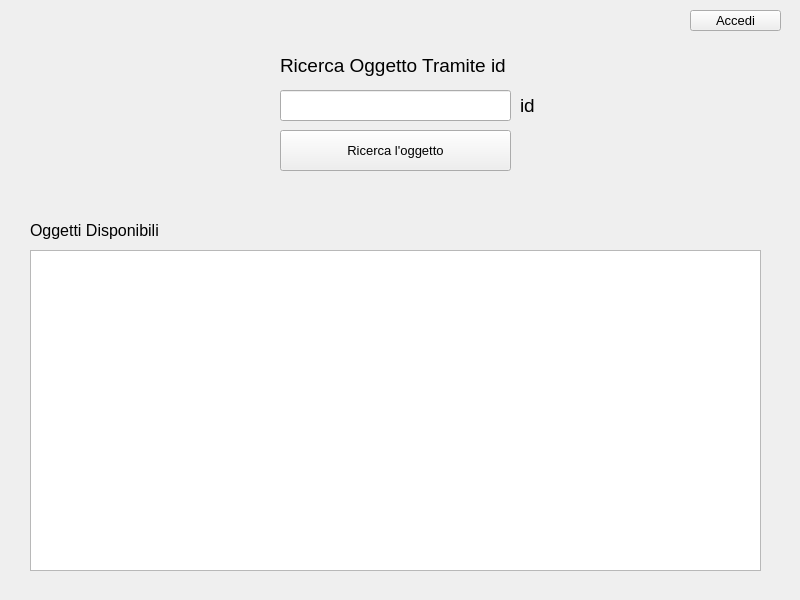
Before: the Qt Designer form NegozioDelUsatoPYQT5/UserWindow.ui in LeonUrsu/NegozioDellUsato-ExamIS, drawn with Qt 5.
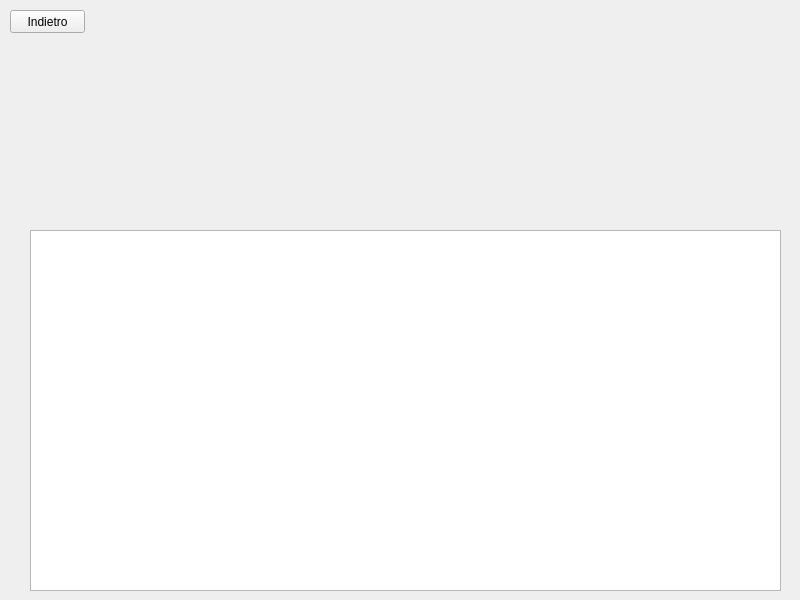
After: the same form once the commit is applied.

Commit message: designer windows

Patch:
```diff
--- a/NegozioDelUsatoPYQT5/UserWindow.ui
+++ b/NegozioDelUsatoPYQT5/UserWindow.ui
@@ -14,127 +14,32 @@
    <string>MainWindow</string>
   </property>
   <widget class="QWidget" name="loginWidget">
-   <widget class="QLabel" name="label">
-    <property name="geometry">
-     <rect>
-      <x>280</x>
-      <y>50</y>
-      <width>251</width>
-      <height>31</height>
-     </rect>
-    </property>
-    <property name="font">
-     <font>
-      <pointsize>14</pointsize>
-     </font>
-    </property>
-    <property name="text">
-     <string>Ricerca Oggetto Tramite id</string>
-    </property>
-   </widget>
-   <widget class="QLineEdit" name="lineEdit">
-    <property name="geometry">
-     <rect>
-      <x>280</x>
-      <y>90</y>
-      <width>231</width>
-      <height>31</height>
-     </rect>
-    </property>
-    <property name="font">
-     <font>
-      <pointsize>10</pointsize>
-     </font>
-    </property>
-   </widget>
-   <widget class="QPushButton" name="pushButton">
-    <property name="geometry">
-     <rect>
-      <x>690</x>
-      <y>10</y>
-      <width>91</width>
-      <height>21</height>
-     </rect>
-    </property>
-    <property name="font">
-     <font>
-      <pointsize>10</pointsize>
-     </font>
-    </property>
-    <property name="text">
-     <string>Accedi</string>
-    </property>
-    <property name="shortcut">
-     <string>Return</string>
-    </property>
-   </widget>
-   <widget class="QLabel" name="label_3">
-    <property name="geometry">
-     <rect>
-      <x>520</x>
-      <y>90</y>
-      <width>31</width>
-      <height>31</height>
-     </rect>
-    </property>
-    <property name="font">
-     <font>
-      <pointsize>14</pointsize>
-     </font>
-    </property>
-    <property name="text">
-     <string>id</string>
-    </property>
-   </widget>
    <widget class="QPushButton" name="pushButton_2">
     <property name="geometry">
      <rect>
-      <x>280</x>
-      <y>130</y>
-      <width>231</width>
-      <height>41</height>
+      <x>10</x>
+      <y>10</y>
+      <width>75</width>
+      <height>23</height>
      </rect>
     </property>
-    <property name="font">
-     <font>
-      <pointsize>10</pointsize>
-     </font>
-    </property>
     <property name="text">
-     <string>Ricerca l'oggetto</string>
+     <string>Indietro</string>
     </property>
     <property name="shortcut">
      <string>Return</string>
     </property>
    </widget>
-   <widget class="QListView" name="listView">
+   <widget class="QListWidget" name="listWidget">
     <property name="geometry">
      <rect>
       <x>30</x>
-      <y>250</y>
-      <width>731</width>
-      <height>321</height>
+      <y>230</y>
+      <width>751</width>
+      <height>361</height>
      </rect>
     </property>
    </widget>
-   <widget class="QLabel" name="label_2">
-    <property name="geometry">
-     <rect>
-      <x>30</x>
-      <y>220</y>
-      <width>161</width>
-      <height>21</height>
-     </rect>
-    </property>
-    <property name="font">
-     <font>
-      <pointsize>12</pointsize>
-     </font>
-    </property>
-    <property name="text">
-     <string>Oggetti Disponibili</string>
-    </property>
-   </widget>
   </widget>
  </widget>
  <resources/>
```
Left out of the diff: 3 changed lines with no effect on the pictures. The commit also changes 3 other files.
